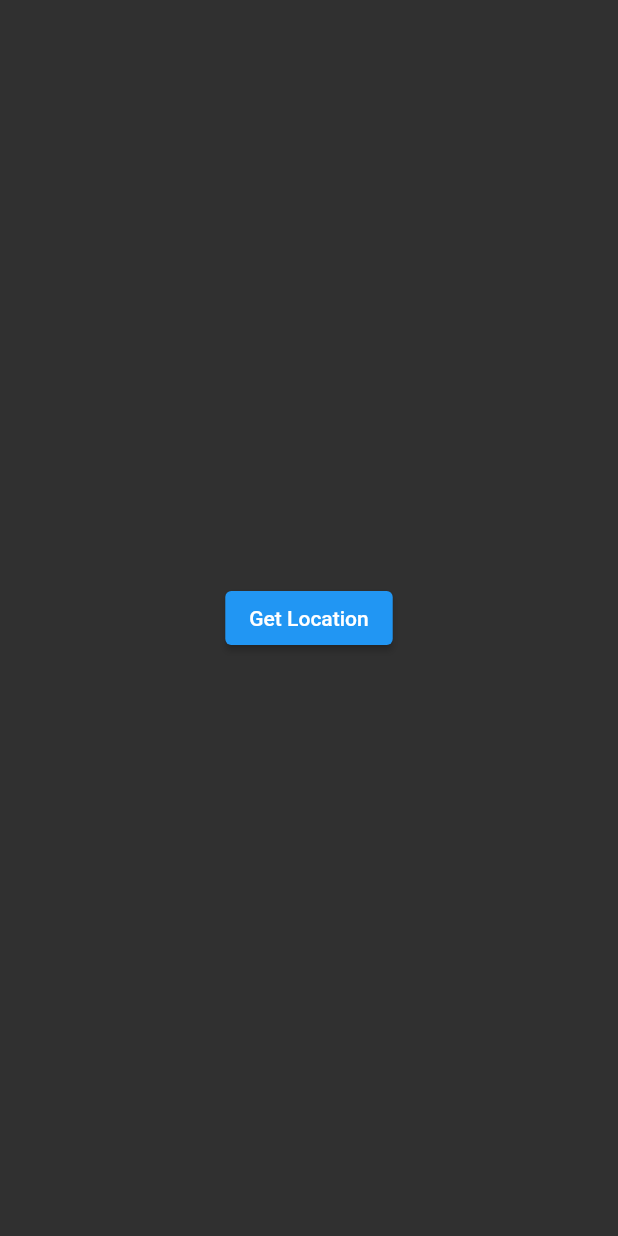
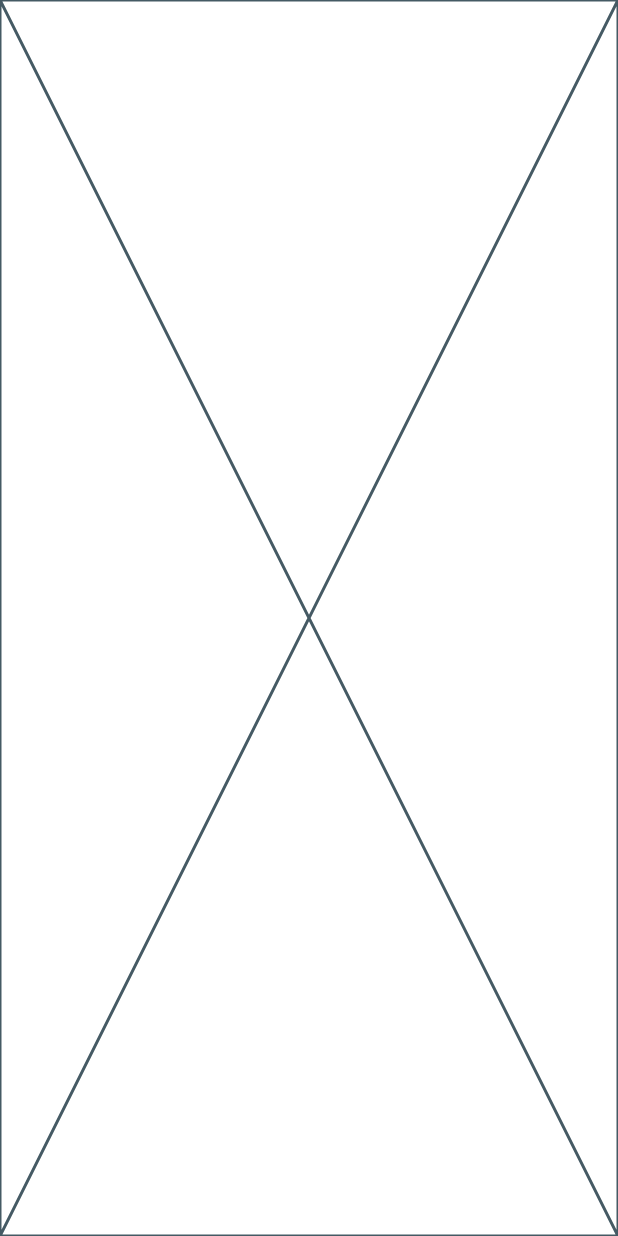
Before and after one commit to cagriaktpe/clima, a Flutter app: the screen it shows after launch, on a phone screen of 412 x 824 dp. Run offline on Flutter 3.47's test engine with Material 2 defaults, Android fonts, the phone set to English and light mode, and no system bars; our stand-ins replace geolocator.

Commit message:
Update loading_screen.dart

```diff
--- a/lib/screens/loading_screen.dart
+++ b/lib/screens/loading_screen.dart
@@ -30,16 +30,13 @@ class _LoadingScreenState extends State<LoadingScreen> {
   }
 
   @override
+  void initState() {
+    super.initState();
+    getLocation();
+  }
+
+  @override
   Widget build(BuildContext context) {
-    return Scaffold(
-      body: Center(
-        child: ElevatedButton(
-          onPressed: () {
-            getLocation();
-          },
-          child: const Text('Get Location'),
-        ),
-      ),
-    );
+    return Placeholder();
   }
 }
```
